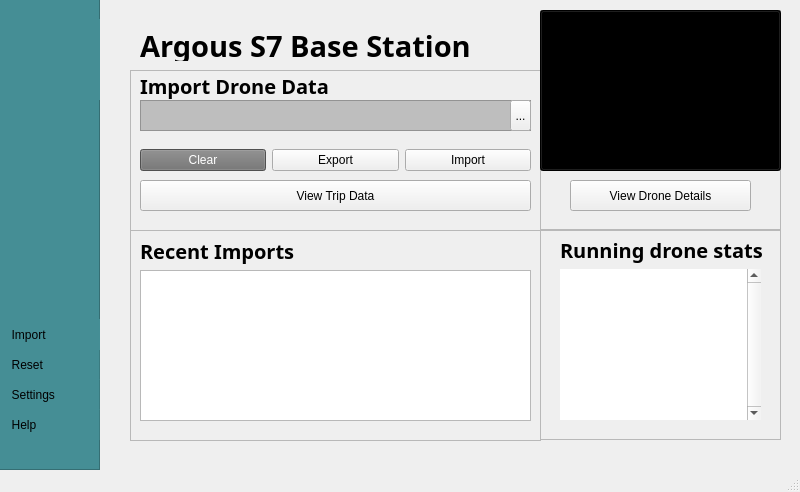
Above: src/Win/Argous Qt code base/ArgouseBaseSoftware/homepage.ui from Wabinabi/Argos before the change. Below: the same form after it.
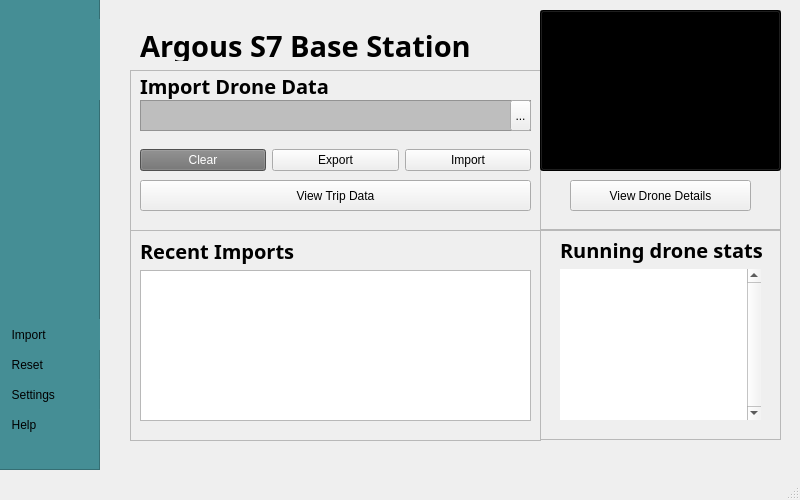
That is the form after the change. Icons and pictures are not drawn.

Commit message: Lock window size for home page

What changed in the file:
```diff
--- a/src/Win/Argous Qt code base/ArgouseBaseSoftware/homepage.ui
+++ b/src/Win/Argous Qt code base/ArgouseBaseSoftware/homepage.ui
@@ -7,9 +7,21 @@
     <x>0</x>
     <y>0</y>
     <width>800</width>
-    <height>492</height>
+    <height>500</height>
    </rect>
   </property>
+  <property name="minimumSize">
+   <size>
+    <width>800</width>
+    <height>500</height>
+   </size>
+  </property>
+  <property name="maximumSize">
+   <size>
+    <width>800</width>
+    <height>500</height>
+   </size>
+  </property>
   <property name="windowTitle">
    <string>Argous S7 Base Station</string>
   </property>
```
Left out of the diff: 5 changed lines with no effect on the pictures.
